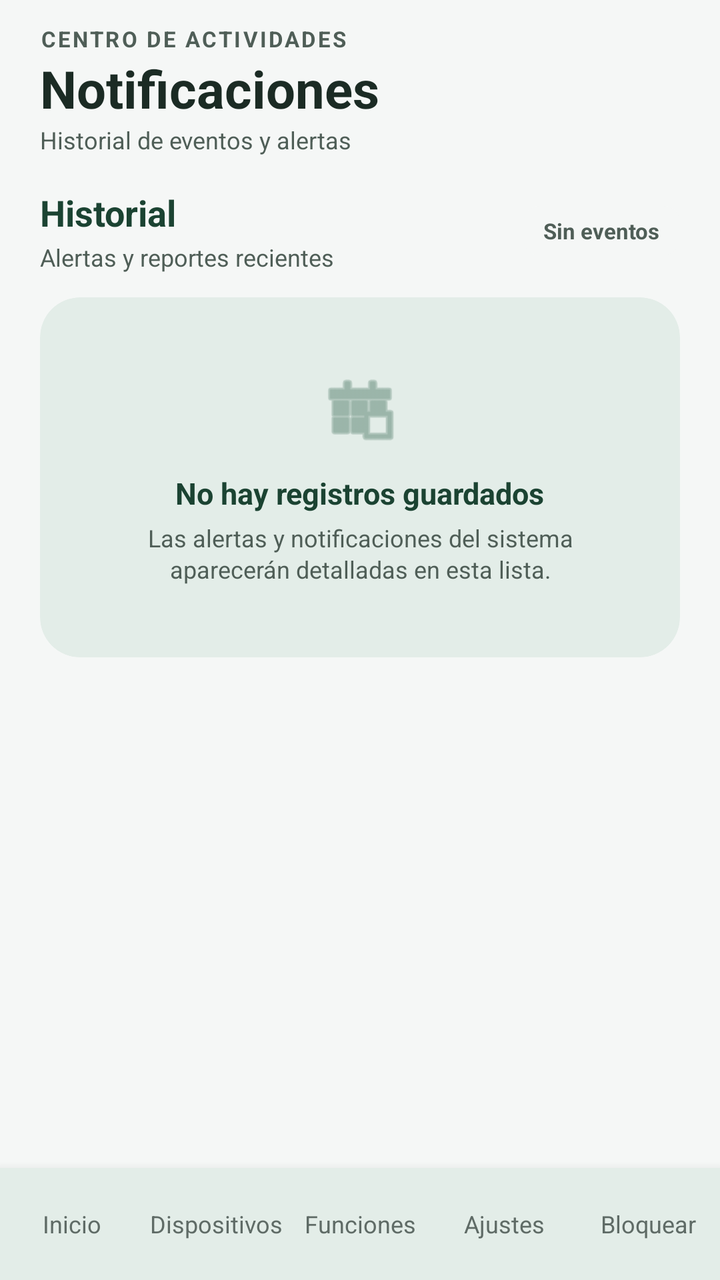
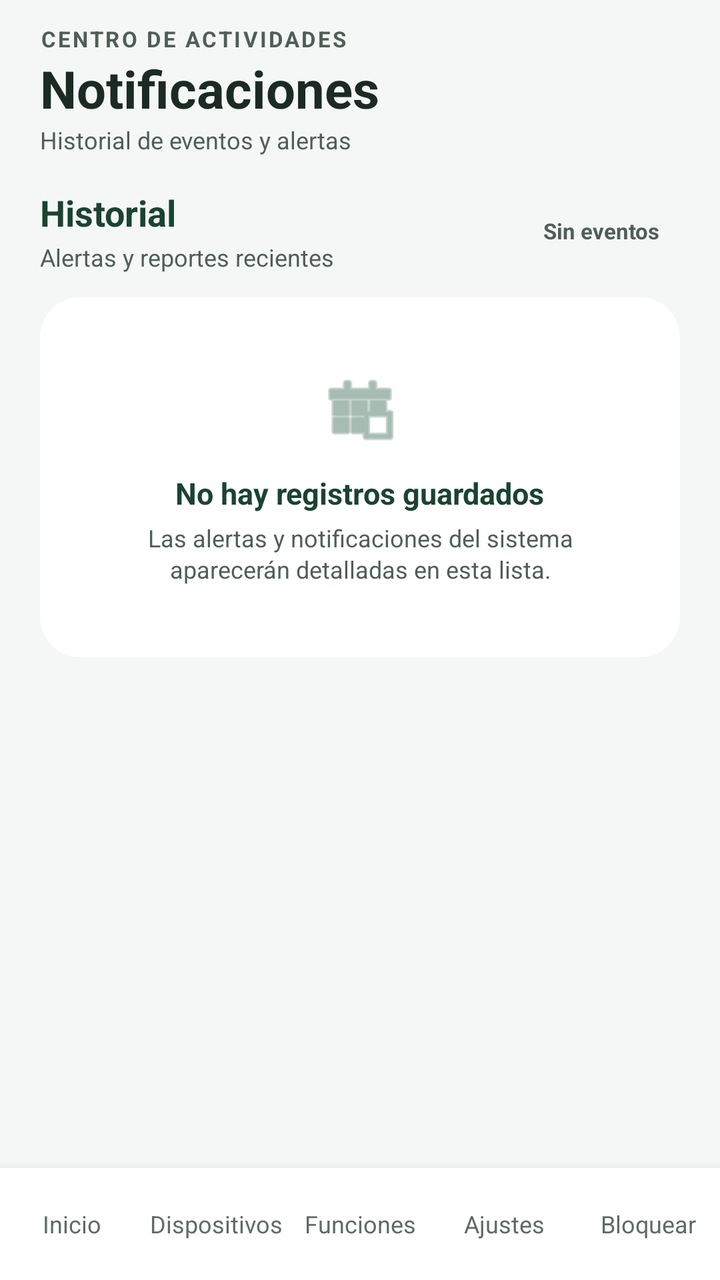

The first picture is an Android layout as it rendered before a commit; the second is the same layout after the commit. The layout source and the unified diff follow.
<!-- AndroidManifest.xml: application theme Theme.SixSense -->
<!-- res/layout/pantalla_notificaciones.xml -->
<?xml version="1.0" encoding="utf-8"?>
<androidx.constraintlayout.widget.ConstraintLayout
    xmlns:android="http://schemas.android.com/apk/res/android"
    xmlns:app="http://schemas.android.com/apk/res-auto"
    xmlns:tools="http://schemas.android.com/tools"
    android:layout_width="match_parent"
    android:layout_height="match_parent"
    android:background="@color/brand_background"
    android:fitsSystemWindows="true">

    
    <LinearLayout
        android:id="@+id/layoutHeaderNotif"
        android:layout_width="0dp"
        android:layout_height="wrap_content"
        android:layout_marginStart="20dp"
        android:layout_marginTop="12dp"
        android:layout_marginEnd="20dp"
        android:orientation="vertical"
        app:layout_constraintEnd_toEndOf="parent"
        app:layout_constraintStart_toStartOf="parent"
        app:layout_constraintTop_toTopOf="parent">

        <TextView
            android:layout_width="wrap_content"
            android:layout_height="wrap_content"
            android:letterSpacing="0.1"
            android:text="@string/notif_overline"
            android:textColor="@color/text_secondary"
            android:textSize="11sp"
            android:textStyle="bold" />

        <TextView
            android:layout_width="wrap_content"
            android:layout_height="wrap_content"
            android:text="@string/notif_title"
            android:textColor="@color/text_primary"
            android:textSize="26sp"
            android:textStyle="bold" />

        <TextView
            android:layout_width="wrap_content"
            android:layout_height="wrap_content"
            android:text="@string/notif_subtitle"
            android:textColor="@color/text_secondary"
            android:textSize="12sp" />
    </LinearLayout>

    
    <ScrollView
        android:id="@+id/scrollNotificaciones"
        android:layout_width="0dp"
        android:layout_height="0dp"
        android:layout_marginTop="16dp"
        android:clipToPadding="false"
        android:paddingStart="20dp"
        android:paddingEnd="20dp"
        android:paddingBottom="16dp"
        android:scrollbars="none"
        app:layout_constraintBottom_toTopOf="@id/bottomNav"
        app:layout_constraintEnd_toEndOf="parent"
        app:layout_constraintStart_toStartOf="parent"
        app:layout_constraintTop_toBottomOf="@id/layoutHeaderNotif">

        <LinearLayout
            android:layout_width="match_parent"
            android:layout_height="wrap_content"
            android:orientation="vertical">

            
            <androidx.cardview.widget.CardView
                android:id="@+id/cardAlertaImportante"
                android:layout_width="match_parent"
                android:layout_height="wrap_content"
                android:layout_marginBottom="24dp"
                android:visibility="gone"
                app:cardBackgroundColor="@color/alarm_primary"
                app:cardCornerRadius="28dp"
                app:cardElevation="0dp"
                tools:visibility="visible">

                <LinearLayout
                    android:layout_width="match_parent"
                    android:layout_height="wrap_content"
                    android:orientation="vertical"
                    android:padding="20dp">

                    
                    <RelativeLayout
                        android:layout_width="match_parent"
                        android:layout_height="wrap_content">

                        <androidx.cardview.widget.CardView
                            android:id="@+id/cardIconAlert"
                            android:layout_width="36dp"
                            android:layout_height="36dp"
                            android:layout_alignParentStart="true"
                            android:layout_centerVertical="true"
                            app:cardBackgroundColor="@color/overlay_white_20"
                            app:cardCornerRadius="10dp"
                            app:cardElevation="0dp">

                            <ImageView
                                android:layout_width="match_parent"
                                android:layout_height="match_parent"
                                android:contentDescription="@string/cd_alerta"
                                android:padding="8dp"
                                android:src="@android:drawable/ic_dialog_alert"
                                app:tint="@color/card_background" />
                        </androidx.cardview.widget.CardView>

                        <LinearLayout
                            android:layout_width="wrap_content"
                            android:layout_height="wrap_content"
                            android:layout_centerVertical="true"
                            android:layout_marginStart="12dp"
                            android:layout_marginEnd="8dp"
                            android:layout_toStartOf="@+id/cardBadgeAhora"
                            android:layout_toEndOf="@id/cardIconAlert"
                            android:orientation="vertical">

                            <TextView
                                android:layout_width="wrap_content"
                                android:layout_height="wrap_content"
                                android:text="@string/alert_title"
                                android:textColor="@color/card_background"
                                android:textSize="15sp"
                                android:textStyle="bold" />

                            <TextView
                                android:layout_width="wrap_content"
                                android:layout_height="wrap_content"
                                android:layout_marginTop="1dp"
                                android:text="@string/alert_source"
                                android:textColor="@color/text_on_alarm_secondary"
                                android:textSize="11sp" />
                        </LinearLayout>

                        <androidx.cardview.widget.CardView
                            android:id="@+id/cardBadgeAhora"
                            android:layout_width="wrap_content"
                            android:layout_height="wrap_content"
                            android:layout_alignParentEnd="true"
                            android:layout_centerVertical="true"
                            app:cardBackgroundColor="@color/overlay_white_30"
                            app:cardCornerRadius="8dp"
                            app:cardElevation="0dp">

                            <TextView
                                android:layout_width="wrap_content"
                                android:layout_height="wrap_content"
                                android:paddingStart="10dp"
                                android:paddingTop="5dp"
                                android:paddingEnd="10dp"
                                android:paddingBottom="5dp"
                                android:text="@string/alert_badge_now"
                                android:textColor="@color/card_background"
                                android:textSize="11sp"
                                android:textStyle="bold" />
                        </androidx.cardview.widget.CardView>
                    </RelativeLayout>

                    
                    <TextView
                        android:layout_width="match_parent"
                        android:layout_height="wrap_content"
                        android:layout_marginTop="20dp"
                        android:text="@string/alert_headline"
                        android:textColor="@color/card_background"
                        android:textSize="24sp"
                        android:textStyle="bold" />

                    <TextView
                        android:layout_width="match_parent"
                        android:layout_height="wrap_content"
                        android:layout_marginTop="6dp"
                        android:lineSpacingMultiplier="1.2"
                        android:text="@string/alert_body"
                        android:textColor="@color/text_on_alarm"
                        android:textSize="13sp" />

                    
                    <androidx.cardview.widget.CardView
                        android:layout_width="match_parent"
                        android:layout_height="wrap_content"
                        android:layout_marginTop="20dp"
                        android:layout_marginBottom="20dp"
                        app:cardBackgroundColor="@color/overlay_black_15"
                        app:cardCornerRadius="16dp"
                        app:cardElevation="0dp">

                        <LinearLayout
                            android:layout_width="match_parent"
                            android:layout_height="wrap_content"
                            android:gravity="center_vertical"
                            android:orientation="horizontal"
                            android:padding="12dp">

                            <androidx.cardview.widget.CardView
                                android:layout_width="44dp"
                                android:layout_height="44dp"
                                app:cardBackgroundColor="@color/overlay_white_30"
                                app:cardCornerRadius="22dp"
                                app:cardElevation="0dp">

                                <TextView
                                    android:id="@+id/tvCountdown"
                                    android:layout_width="match_parent"
                                    android:layout_height="match_parent"
                                    android:accessibilityLiveRegion="polite"
                                    android:contentDescription="@string/cd_countdown"
                                    android:gravity="center"
                                    android:text="@string/countdown_default"
                                    android:textColor="@color/card_background"
                                    android:textSize="16sp"
                                    android:textStyle="bold" />
                            </androidx.cardview.widget.CardView>

                            <LinearLayout
                                android:layout_width="0dp"
                                android:layout_height="wrap_content"
                                android:layout_marginStart="14dp"
                                android:layout_weight="1"
                                android:orientation="vertical">

                                <TextView
                                    android:layout_width="wrap_content"
                                    android:layout_height="wrap_content"
                                    android:text="@string/alert_countdown_title"
                                    android:textColor="@color/card_background"
                                    android:textSize="13sp"
                                    android:textStyle="bold" />

                                <TextView
                                    android:layout_width="wrap_content"
                                    android:layout_height="wrap_content"
                                    android:layout_marginTop="1dp"
                                    android:text="@string/alert_countdown_detail"
                                    android:textColor="@color/text_on_alarm_secondary"
                                    android:textSize="11sp" />
                            </LinearLayout>
                        </LinearLayout>
                    </androidx.cardview.widget.CardView>

                    
                    <com.google.android.material.button.MaterialButton
                        android:id="@+id/btnDesarmarAlerta"
                        android:layout_width="match_parent"
                        android:layout_height="56dp"
                        android:text="@string/alert_disarm"
                        android:textColor="@color/alarm_primary"
                        android:textSize="14sp"
                        android:textStyle="bold"
                        app:backgroundTint="@color/card_background"
                        app:cornerRadius="16dp"
                        app:icon="@android:drawable/ic_lock_power_off"
                        app:iconGravity="textStart"
                        app:iconTint="@color/alarm_primary" />
                </LinearLayout>
            </androidx.cardview.widget.CardView>

            
            <LinearLayout
                android:layout_width="match_parent"
                android:layout_height="wrap_content"
                android:orientation="vertical">

                <RelativeLayout
                    android:layout_width="match_parent"
                    android:layout_height="wrap_content"
                    android:layout_marginBottom="12dp">

                    <LinearLayout
                        android:layout_width="wrap_content"
                        android:layout_height="wrap_content"
                        android:layout_alignParentStart="true"
                        android:layout_centerVertical="true"
                        android:layout_marginEnd="8dp"
                        android:layout_toStartOf="@+id/cardEstadoHistorial"
                        android:orientation="vertical">

                        <TextView
                            android:layout_width="wrap_content"
                            android:layout_height="wrap_content"
                            android:text="@string/history_title"
                            android:textColor="@color/green_dark"
                            android:textSize="18sp"
                            android:textStyle="bold" />

                        <TextView
                            android:layout_width="wrap_content"
                            android:layout_height="wrap_content"
                            android:layout_marginTop="2dp"
                            android:text="@string/history_subtitle"
                            android:textColor="@color/text_secondary"
                            android:textSize="12sp" />
                    </LinearLayout>

                    <androidx.cardview.widget.CardView
                        android:id="@+id/cardEstadoHistorial"
                        android:layout_width="wrap_content"
                        android:layout_height="wrap_content"
                        android:layout_alignParentEnd="true"
                        android:layout_centerVertical="true"
                        app:cardBackgroundColor="@color/brand_background"
                        app:cardCornerRadius="8dp"
                        app:cardElevation="0dp">

                        <TextView
                            android:id="@+id/tvEstadoHistorial"
                            android:layout_width="wrap_content"
                            android:layout_height="wrap_content"
                            android:paddingStart="10dp"
                            android:paddingTop="5dp"
                            android:paddingEnd="10dp"
                            android:paddingBottom="5dp"
                            android:text="@string/history_status_empty"
                            android:textColor="@color/text_secondary"
                            android:textSize="11sp"
                            android:textStyle="bold" />
                    </androidx.cardview.widget.CardView>
                </RelativeLayout>

                
                <androidx.cardview.widget.CardView
                    android:id="@+id/cardHistorialVacio"
                    android:layout_width="match_parent"
                    android:layout_height="180dp"
                    android:layout_marginBottom="16dp"
                    app:cardBackgroundColor="@color/card_background"
                    app:cardCornerRadius="20dp"
                    app:cardElevation="0dp">

                    <LinearLayout
                        android:layout_width="match_parent"
                        android:layout_height="match_parent"
                        android:gravity="center"
                        android:orientation="vertical"
                        android:padding="24dp">

                        <ImageView
                            android:layout_width="40dp"
                            android:layout_height="40dp"
                            android:contentDescription="@string/cd_historial_vacio"
                            android:src="@android:drawable/ic_menu_today"
                            app:tint="@color/green_muted" />

                        <TextView
                            android:layout_width="wrap_content"
                            android:layout_height="wrap_content"
                            android:layout_marginTop="12dp"
                            android:text="@string/history_empty_title"
                            android:textColor="@color/green_dark"
                            android:textSize="15sp"
                            android:textStyle="bold" />

                        <TextView
                            android:layout_width="wrap_content"
                            android:layout_height="wrap_content"
                            android:layout_marginTop="4dp"
                            android:gravity="center"
                            android:lineSpacingMultiplier="1.1"
                            android:text="@string/history_empty_body"
                            android:textColor="@color/text_secondary"
                            android:textSize="12sp" />
                    </LinearLayout>
                </androidx.cardview.widget.CardView>
            </LinearLayout>
        </LinearLayout>
    </ScrollView>

    
    <LinearLayout
        android:id="@+id/bottomNav"
        android:layout_width="0dp"
        android:layout_height="56dp"
        android:background="@color/card_background"
        android:elevation="8dp"
        android:gravity="center"
        android:orientation="horizontal"
        app:layout_constraintBottom_toBottomOf="parent"
        app:layout_constraintEnd_toEndOf="parent"
        app:layout_constraintStart_toStartOf="parent">

        <TextView
            android:id="@+id/navInicio"
            android:layout_width="0dp"
            android:layout_height="match_parent"
            android:layout_weight="1"
            android:background="?attr/selectableItemBackground"
            android:clickable="true"
            android:focusable="true"
            android:gravity="center"
            android:text="@string/nav_inicio"
            android:textColor="@color/nav_inactive"
            android:textSize="12sp" />

        <TextView
            android:id="@+id/navDispositivos"
            android:layout_width="0dp"
            android:layout_height="match_parent"
            android:layout_weight="1"
            android:background="?attr/selectableItemBackground"
            android:clickable="true"
            android:focusable="true"
            android:gravity="center"
            android:text="@string/nav_dispositivos"
            android:textColor="@color/nav_inactive"
            android:textSize="12sp" />

        <TextView
            android:id="@+id/navFunciones"
            android:layout_width="0dp"
            android:layout_height="match_parent"
            android:layout_weight="1"
            android:background="?attr/selectableItemBackground"
            android:clickable="true"
            android:focusable="true"
            android:gravity="center"
            android:text="@string/nav_funciones"
            android:textColor="@color/nav_inactive"
            android:textSize="12sp" />

        <TextView
            android:id="@+id/navAjustes"
            android:layout_width="0dp"
            android:layout_height="match_parent"
            android:layout_weight="1"
            android:background="?attr/selectableItemBackground"
            android:clickable="true"
            android:focusable="true"
            android:gravity="center"
            android:text="@string/nav_ajustes"
            android:textColor="@color/nav_inactive"
            android:textSize="12sp" />

        <TextView
            android:id="@+id/navBloquear"
            android:layout_width="0dp"
            android:layout_height="match_parent"
            android:layout_weight="1"
            android:background="?attr/selectableItemBackground"
            android:clickable="true"
            android:focusable="true"
            android:gravity="center"
            android:text="@string/nav_bloquear"
            android:textColor="@color/nav_inactive"
            android:textSize="12sp" />
    </LinearLayout>

</androidx.constraintlayout.widget.ConstraintLayout>
<!-- resources referenced by this layout -->
<resources>
  <color name="alarm_primary">#C62828</color>
  <color name="brand_background">#F5F7F6</color>
  <color name="card_background">#E3EDE8</color>
  <color name="green_dark">#1B4332</color>
  <color name="green_muted">#6B9080</color>
  <color name="nav_inactive">#5F6B66</color>
  <color name="overlay_black_15">#26000000</color>
  <color name="overlay_white_20">#33FFFFFF</color>
  <color name="overlay_white_30">#40FFFFFF</color>
  <color name="text_on_alarm">#F2FFFFFF</color>
  <color name="text_on_alarm_secondary">#E6FFFFFF</color>
  <color name="text_primary">#1B2B24</color>
  <color name="text_secondary">#4F5E57</color>
  <string name="alert_badge_now">AHORA</string>
  <string name="alert_body">La alarma sonora se activará automáticamente. Si eres tú, desarma el sistema antes de que termine el tiempo.</string>
  <string name="alert_countdown_detail">Se notificó la apertura detectada</string>
  <string name="alert_countdown_title">Tiempo para desarmar</string>
  <string name="alert_disarm">Desarmar sistema</string>
  <string name="alert_headline">Se detectó una apertura</string>
  <string name="alert_source">Sensor magnético - Entrada principal</string>
  <string name="alert_title">Alerta importante</string>
  <string name="cd_alerta">Alerta</string>
  <string name="cd_countdown">Segundos restantes para desarmar</string>
  <string name="cd_historial_vacio">Historial vacío</string>
  <string name="countdown_default">0</string>
  <string name="history_empty_body">Las alertas y notificaciones del sistema aparecerán detalladas en esta lista.</string>
  <string name="history_empty_title">No hay registros guardados</string>
  <string name="history_status_empty">Sin eventos</string>
  <string name="history_subtitle">Alertas y reportes recientes</string>
  <string name="history_title">Historial</string>
  <string name="nav_ajustes">Ajustes</string>
  <string name="nav_bloquear">Bloquear</string>
  <string name="nav_dispositivos">Dispositivos</string>
  <string name="nav_funciones">Funciones</string>
  <string name="nav_inicio">Inicio</string>
  <string name="notif_overline">CENTRO DE ACTIVIDADES</string>
  <string name="notif_subtitle">Historial de eventos y alertas</string>
  <string name="notif_title">Notificaciones</string>
  <style name="Theme.SixSense" parent="Base.Theme.SixSense" />
  <style name="Base.Theme.SixSense" parent="Theme.Material3.DayNight.NoActionBar">
          
          
      </style>
</resources>

<!-- the commit's change to res/layout/pantalla_notificaciones.xml (unified diff, before → after) -->
@@ -105,7 +105,7 @@
                                 android:layout_height="match_parent"
                                 android:contentDescription="@string/cd_alerta"
                                 android:padding="8dp"
-                                android:src="@android:drawable/ic_dialog_alert"
+                                android:src="@drawable/ic_warning"
                                 app:tint="@color/card_background" />
                         </androidx.cardview.widget.CardView>
 
<!-- resource entries referenced after the edit -->
@@ -2,7 +2,7 @@
 <resources>
   <color name="alarm_primary">#C62828</color>
   <color name="brand_background">#F5F7F6</color>
-  <color name="card_background">#E3EDE8</color>
+  <color name="card_background">#FFFFFF</color>
   <color name="green_dark">#1B4332</color>
   <color name="green_muted">#6B9080</color>
   <color name="nav_inactive">#5F6B66</color>
@@ -13,6 +13,20 @@
   <color name="text_on_alarm_secondary">#E6FFFFFF</color>
   <color name="text_primary">#1B2B24</color>
   <color name="text_secondary">#4F5E57</color>
+  <!-- drawable ic_warning (drawable) -->
+  <vector xmlns:android="http://schemas.android.com/apk/res/android"
+      android:width="24dp"
+      android:height="24dp"
+      android:viewportWidth="24"
+      android:viewportHeight="24">
+      <path
+          android:fillColor="#00000000"
+          android:strokeColor="#A24A42"
+          android:strokeWidth="2"
+          android:strokeLineCap="round"
+          android:strokeLineJoin="round"
+          android:pathData="M10.29,3.88 L1.82,18 A2,2 0 0,0 3.54,21 H20.46 A2,2 0 0,0 22.18,18 L13.71,3.88 A2,2 0 0,0 10.29,3.88 Z M12,9 V13 M12,17 H12.01" />
+  </vector>
   <string name="alert_badge_now">AHORA</string>
   <string name="alert_body">La alarma sonora se activará automáticamente. Si eres tú, desarma el sistema antes de que termine el tiempo.</string>
   <string name="alert_countdown_detail">Se notificó la apertura detectada</string>
